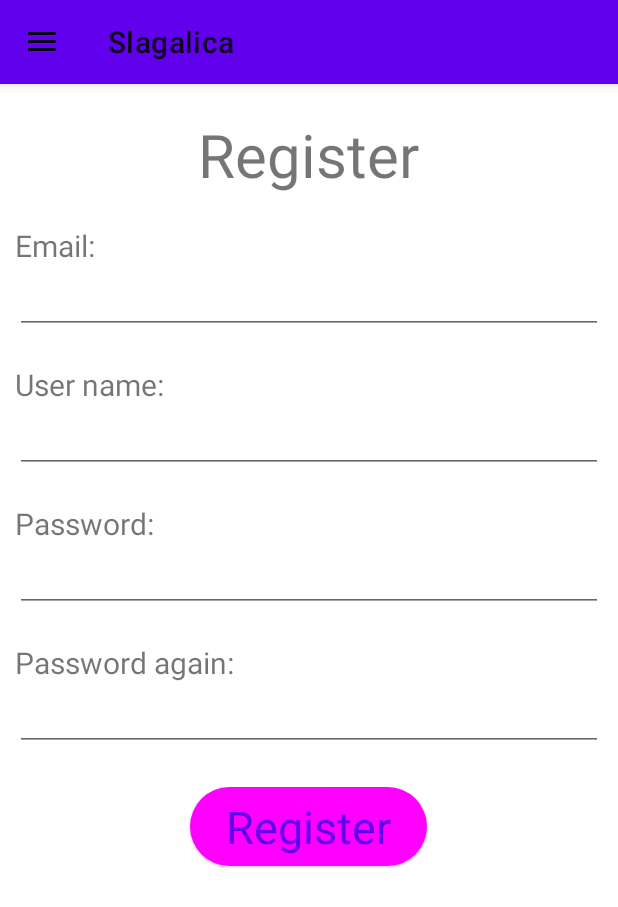
After one commit to SR482021Danijel/MA-SIT-Project, an Android app: the fragment RegistrationFragment placed in its activity, on a phone screen of 412 x 824 dp. The commit adds this screen. Shown: the top 907 px of the screen. Run offline under Robolectric (Android 15) with nearby library versions, the phone set to English and light mode, and no system bars.

Commit message:
dodao registraciju

```diff
--- a/app/src/main/java/com/ftn/ma_sit_project/MainActivity.java
+++ b/app/src/main/java/com/ftn/ma_sit_project/MainActivity.java
@@ -13,6 +13,7 @@ import android.view.MenuItem;
 
 import com.ftn.ma_sit_project.fragments.HomeFragment;
 import com.ftn.ma_sit_project.fragments.ProfileFragment;
+import com.ftn.ma_sit_project.fragments.RegistrationFragment;
 import com.google.android.material.navigation.NavigationView;
 
 public class MainActivity extends AppCompatActivity implements NavigationView.OnNavigationItemSelectedListener{
@@ -57,9 +58,9 @@ public class MainActivity extends AppCompatActivity implements NavigationView.On
             case R.id.nav_item_profile:
                 replaceFragment(new ProfileFragment());
                 break;
-//            case R.id.aaa:
-//                getSupportFragmentManager().beginTransaction().replace(R.id.fragment_container,  new NazivFragmenta()).commit();
-//                break;
+            case R.id.nav_item_register:
+                replaceFragment(new RegistrationFragment());
+                break;
 //            case R.id.aaaa:
 //                getSupportFragmentManager().beginTransaction().replace(R.id.fragment_container,  new NazivFragmenta()).commit();
 //                break;
--- /dev/null
+++ b/app/src/main/java/com/ftn/ma_sit_project/fragments/RegistrationFragment.java
@@ -0,0 +1,21 @@
+package com.ftn.ma_sit_project.fragments;
+
+import android.os.Bundle;
+
+import androidx.fragment.app.Fragment;
+
+import android.view.LayoutInflater;
+import android.view.View;
+import android.view.ViewGroup;
+
+import com.ftn.ma_sit_project.R;
+
+public class RegistrationFragment extends Fragment {
+
+    @Override
+    public View onCreateView(LayoutInflater inflater, ViewGroup container,
+                             Bundle savedInstanceState) {
+
+        return inflater.inflate(R.layout.fragment_registration, container, false);
+    }
+}
--- a/app/src/main/res/layout/activity_main.xml
+++ b/app/src/main/res/layout/activity_main.xml
@@ -34,9 +34,7 @@
     <androidx.fragment.app.FragmentContainerView
         android:id="@+id/fragment_container"
         android:layout_width="match_parent"
-        android:layout_height="match_parent"
-        android:name="com.ftn.ma_sit_project.fragments.HomeFragment"
-        tools:layout="@layout/fragment_home">
+        android:layout_height="match_parent">
 
 
     </androidx.fragment.app.FragmentContainerView>
--- /dev/null
+++ b/app/src/main/res/layout/fragment_registration.xml
@@ -0,0 +1,83 @@
+<?xml version="1.0" encoding="utf-8"?>
+<LinearLayout xmlns:android="http://schemas.android.com/apk/res/android"
+    android:layout_width="match_parent"
+    android:layout_height="match_parent"
+    android:layout_marginTop="?attr/actionBarSize"
+    android:layout_marginHorizontal="10sp"
+    android:orientation="vertical">
+
+    <TextView
+        android:layout_width="wrap_content"
+        android:layout_height="wrap_content"
+        android:layout_gravity="center"
+        android:text="Register"
+        android:textSize="40sp"
+        android:layout_marginTop="20sp">
+
+    </TextView>
+
+    <TextView
+        android:text="Email:"
+        style="@style/regText">
+
+    </TextView>
+
+    <EditText
+        android:id="@+id/reg_email"
+        android:inputType="textEmailAddress"
+        style="@style/regEdit">
+
+    </EditText>
+
+    <TextView
+        android:text="User name:"
+        style="@style/regText">
+
+    </TextView>
+
+    <EditText
+        android:id="@+id/reg_userName"
+        android:inputType="text"
+        style="@style/regEdit">
+
+    </EditText>
+
+    <TextView
+        android:text="Password:"
+        style="@style/regText">
+
+    </TextView>
+
+    <EditText
+        android:id="@+id/reg_password"
+        android:inputType="textPassword"
+        style="@style/regEdit">
+
+    </EditText>
+
+    <TextView
+        android:text="Password again:"
+        style="@style/regText">
+
+    </TextView>
+
+    <EditText
+        android:id="@+id/reg_password_again"
+        android:inputType="textPassword"
+        style="@style/regEdit">
+
+    </EditText>
+
+    <Button
+        android:id="@+id/btn_reg"
+        style="@style/Widget.Material3.Button.ElevatedButton"
+        android:textSize="30sp"
+        android:layout_width="wrap_content"
+        android:layout_height="wrap_content"
+        android:layout_marginTop="20sp"
+        android:layout_gravity="center"
+        android:text="Register">
+
+    </Button>
+
+</LinearLayout>
--- a/app/src/main/res/menu/new_menu.xml
+++ b/app/src/main/res/menu/new_menu.xml
@@ -21,14 +21,14 @@
         </item>
 
         <item
-            android:id="@+id/friends_list"
+            android:id="@+id/nav_item_friends_list"
             android:icon="@drawable/baseline_groups_2_24"
             android:title="Friends List">
 
         </item>
 
         <item
-            android:id="@+id/rank_list"
+            android:id="@+id/nav_item_rank_list"
             android:icon="@drawable/baseline_format_list_numbered_24"
             android:title="Rank List">
 
@@ -40,21 +40,21 @@
         <menu>
             <group android:checkableBehavior="single">
                 <item
-                    android:id="@+id/log_in"
+                    android:id="@+id/nav_item_log_in"
                     android:title="Login"
                     android:icon="@drawable/baseline_attribution_24">
 
                 </item>
 
                 <item
-                    android:id="@+id/register"
+                    android:id="@+id/nav_item_register"
                     android:title="Register"
                     android:icon="@drawable/baseline_add_circle_24">
 
                 </item>
 
                 <item
-                    android:id="@+id/log_out"
+                    android:id="@+id/nav_item_log_out"
                     android:icon="@drawable/baseline_exit_to_app_24"
                     android:title="Logout" />
             </group>
--- a/app/src/main/res/values/styles.xml
+++ b/app/src/main/res/values/styles.xml
@@ -29,4 +29,17 @@
         <item name="android:gravity">center</item>
         <item name="android:layout_marginTop">10sp</item>
     </style>
+
+    <style name="regText" parent="android:Widget.TextView">
+        <item name="android:layout_height">wrap_content</item>
+        <item name="android:layout_width">match_parent</item>
+        <item name="android:textSize">20sp</item>
+        <item name="android:layout_marginTop">20sp</item>
+    </style>
+
+    <style name="regEdit" parent="android:Widget.EditText">
+        <item name="android:layout_height">wrap_content</item>
+        <item name="android:layout_width">match_parent</item>
+    </style>
+
 </resources>
```
